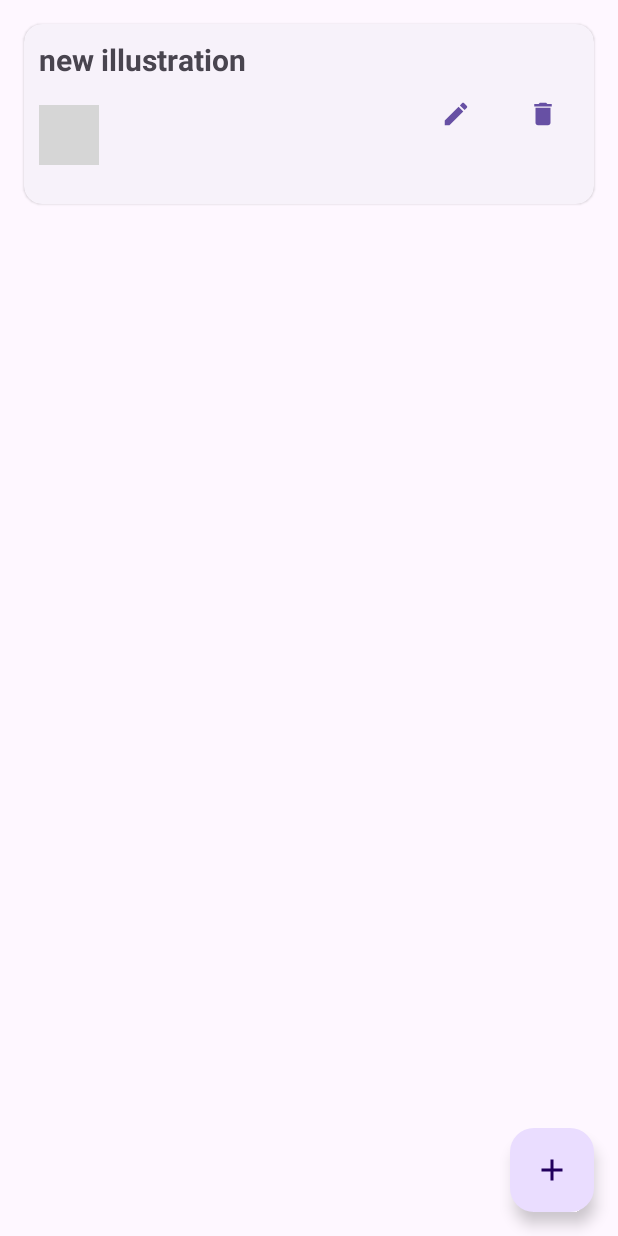
After one commit to Johnsonoxr/ClockPractice, an Android app: the IllustrationPickerFragment screen opened directly, with no data from a screen before it, on a phone screen of 412 x 824 dp. The commit adds this screen. Run offline under Robolectric (Android 15) with nearby library versions, the phone set to English and light mode, and no system bars; our stand-ins replace Dagger/Hilt's generated code; grey boxes are pictures that could not be loaded.

```diff
--- a/app/build.gradle
+++ b/app/build.gradle
@@ -58,6 +58,8 @@ dependencies {
 
     // glide
     implementation 'com.github.bumptech.glide:glide:4.12.0'
+    implementation 'androidx.navigation:navigation-fragment-ktx:2.5.2'
+    implementation 'androidx.navigation:navigation-ui-ktx:2.5.2'
 
     // room
     def room_version = '2.5.1'
--- a/app/src/main/java/com/johnson/sketchclock/MainActivity.kt
+++ b/app/src/main/java/com/johnson/sketchclock/MainActivity.kt
@@ -5,6 +5,7 @@ import android.os.Bundle
 import androidx.appcompat.app.AppCompatActivity
 import com.johnson.sketchclock.databinding.ActivityMainBinding
 import com.johnson.sketchclock.font_picker.FontPickerActivity
+import com.johnson.sketchclock.illustration_picker.IllustrationPickerActivity
 import com.johnson.sketchclock.template_picker.TemplatePickerActivity
 import dagger.hilt.android.AndroidEntryPoint
 
@@ -25,5 +26,9 @@ class MainActivity : AppCompatActivity() {
         vb.btnTemplate.setOnClickListener {
             startActivity(Intent(this, TemplatePickerActivity::class.java))
         }
+
+        vb.btnIllustration.setOnClickListener {
+            startActivity(Intent(this, IllustrationPickerActivity::class.java))
+        }
     }
 }
--- /dev/null
+++ b/app/src/main/java/com/johnson/sketchclock/common/Illustration.kt
@@ -0,0 +1,15 @@
+package com.johnson.sketchclock.common
+
+import java.io.File
+import java.io.Serializable
+
+data class Illustration(
+    val id: Int = -1,
+    val name: String,
+    val lastModified: Long = 0,
+    val rootDir: String? = null
+): Serializable {
+    fun getPath(): String {
+        return File(rootDir, "$id.png").absolutePath
+    }
+}
--- /dev/null
+++ b/app/src/main/java/com/johnson/sketchclock/illustration_picker/IllustrationPickerActivity.kt
@@ -0,0 +1,19 @@
+package com.johnson.sketchclock.illustration_picker
+
+import androidx.appcompat.app.AppCompatActivity
+import android.os.Bundle
+import androidx.activity.viewModels
+import com.johnson.sketchclock.R
+import dagger.hilt.android.AndroidEntryPoint
+
+@AndroidEntryPoint
+class IllustrationPickerActivity : AppCompatActivity() {
+
+    private val viewModel: IllustrationPickerViewModel by viewModels()
+
+    override fun onCreate(savedInstanceState: Bundle?) {
+        super.onCreate(savedInstanceState)
+        setContentView(R.layout.container_layout)
+        supportFragmentManager.beginTransaction().replace(R.id.frag_container, IllustrationPickerFragment()).commit()
+    }
+}
--- /dev/null
+++ b/app/src/main/java/com/johnson/sketchclock/illustration_picker/IllustrationPickerFragment.kt
@@ -0,0 +1,173 @@
+package com.johnson.sketchclock.illustration_picker
+
+import android.content.Context
+import android.content.Intent
+import android.os.Bundle
+import android.util.Log
+import android.view.LayoutInflater
+import android.view.View
+import android.view.ViewGroup
+import android.view.inputmethod.InputMethodManager
+import android.widget.Toast
+import androidx.appcompat.app.AlertDialog
+import androidx.fragment.app.Fragment
+import androidx.fragment.app.activityViewModels
+import androidx.lifecycle.lifecycleScope
+import androidx.recyclerview.widget.DiffUtil
+import androidx.recyclerview.widget.LinearLayoutManager
+import androidx.recyclerview.widget.RecyclerView
+import com.bumptech.glide.Glide
+import com.johnson.sketchclock.common.Illustration
+import com.johnson.sketchclock.databinding.DialogEdittextBinding
+import com.johnson.sketchclock.databinding.FragmentFontPickerBinding
+import com.johnson.sketchclock.databinding.ItemIllustrationBinding
+import com.johnson.sketchclock.illustration_canvas.IllustrationCanvasActivity
+import com.johnson.sketchclock.repository.illustration.IllustrationRepository
+import dagger.hilt.android.AndroidEntryPoint
+import kotlinx.coroutines.delay
+import kotlinx.coroutines.flow.collectLatest
+import kotlinx.coroutines.launch
+import javax.inject.Inject
+
+@AndroidEntryPoint
+class IllustrationPickerFragment : Fragment() {
+
+    @Inject
+    lateinit var illustrationRepository: IllustrationRepository
+
+    private lateinit var vb: FragmentFontPickerBinding
+
+    private val viewModel: IllustrationPickerViewModel by activityViewModels()
+
+    override fun onViewCreated(view: View, savedInstanceState: Bundle?) {
+
+        vb.rv.layoutManager = LinearLayoutManager(context, LinearLayoutManager.VERTICAL, false)
+        val adapter = IllustrationAdapter()
+        vb.rv.adapter = adapter
+
+        lifecycleScope.launch {
+            illustrationRepository.getIllustrations().collectLatest {
+                adapter.illustrations = it
+            }
+        }
+
+        vb.fab.setOnClickListener {
+            viewModel.onEvent(IllustrationPickerEvent.AddIllustration(Illustration(name = "new illustration")))
+        }
+    }
+
+    override fun onCreateView(inflater: LayoutInflater, container: ViewGroup?, savedInstanceState: Bundle?): View {
+        return FragmentFontPickerBinding.inflate(inflater, container, false).apply { vb = this }.root
+    }
+
+    private inner class IllustrationAdapter : RecyclerView.Adapter<IllustrationAdapter.ViewHolder>() {
+        var illustrations: List<Illustration> = emptyList()
+            set(value) {
+                DiffUtil.calculateDiff(DiffCallback(field, value)).dispatchUpdatesTo(this)
+                field = value
+            }
+
+        override fun onCreateViewHolder(parent: ViewGroup, viewType: Int): ViewHolder {
+            return ViewHolder(ItemIllustrationBinding.inflate(LayoutInflater.from(parent.context), parent, false))
+        }
+
+        override fun onBindViewHolder(holder: ViewHolder, position: Int) {
+            holder.bind(illustrations[position])
+        }
+
+        override fun getItemCount(): Int {
+            return illustrations.size
+        }
+
+        inner class ViewHolder(val vb: ItemIllustrationBinding) : RecyclerView.ViewHolder(vb.root), View.OnClickListener {
+
+            private val illustration: Illustration
+                get() = illustrations[adapterPosition]
+
+            init {
+                vb.ivEdit.setOnClickListener(this)
+                vb.ivDelete.setOnClickListener(this)
+                vb.tvName.setOnClickListener(this)
+                vb.root.setOnClickListener(this)
+            }
+
+            fun bind(illustration: Illustration) {
+                vb.tvName.text = illustration.name
+                Glide.with(vb.root).apply {
+                    load(illustration.getPath()).into(vb.ivPreview)
+                }
+            }
+
+            override fun onClick(v: View) {
+                when (v) {
+                    vb.root -> {
+                        Toast.makeText(context, "Illustration: ${illustration.name}", Toast.LENGTH_SHORT).show()
+                    }
+
+                    vb.ivEdit -> {
+                        startActivity(Intent(context, IllustrationCanvasActivity::class.java).apply {
+                            putExtra(IllustrationCanvasActivity.KEY_ILLUSTRATION, illustration)
+                        })
+                    }
+
+                    vb.ivDelete -> {
+                        viewModel.onEvent(IllustrationPickerEvent.RemoveIllustration(illustration))
+                    }
+
+                    vb.tvName -> {
+                        val ctx = context ?: return
+                        val dialogVb = DialogEdittextBinding.inflate(layoutInflater)
+
+                        AlertDialog.Builder(ctx)
+                            .setTitle("Rename Illustration")
+                            .setView(dialogVb.root)
+                            .setPositiveButton(android.R.string.ok) { _, _ ->
+                                val newName = dialogVb.etText.text?.toString()?.trim()
+                                if (newName.isNullOrEmpty()) {
+                                    Log.d("IllustrationPickerFragment", "newName is null or empty")
+                                    Toast.makeText(ctx, "Illustration name cannot be empty", Toast.LENGTH_SHORT).show()
+                                    return@setPositiveButton
+                                }
+                                viewModel.onEvent(IllustrationPickerEvent.UpdateIllustration(illustration.copy(name = newName)))
+                            }
+                            .setNegativeButton(android.R.string.cancel, null)
+                            .create()
+                            .show()
+
+                        dialogVb.etText.setText(illustration.name)
+                        dialogVb.etText.selectAll()
+                        dialogVb.etText.requestFocus()
+
+                        lifecycleScope.launch {
+                            delay(300)
+                            val imm = ctx.getSystemService(Context.INPUT_METHOD_SERVICE) as InputMethodManager
+                            imm.showSoftInput(dialogVb.etText, InputMethodManager.SHOW_IMPLICIT)
+                        }
+                    }
+
+                    else -> Unit
+                }
+            }
+        }
+    }
+
+    private class DiffCallback(private val oldList: List<Illustration>, private val newList: List<Illustration>) : DiffUtil.Callback() {
+        override fun getOldListSize(): Int {
+            return oldList.size
+        }
+
+        override fun getNewListSize(): Int {
+            return newList.size
+        }
+
+        override fun areItemsTheSame(oldItemPosition: Int, newItemPosition: Int): Boolean {
+            return oldList[oldItemPosition].id == newList[newItemPosition].id
+        }
+
+        override fun areContentsTheSame(oldItemPosition: Int, newItemPosition: Int): Boolean {
+            return oldList[oldItemPosition].id == newList[newItemPosition].id
+                    && oldList[oldItemPosition].lastModified == newList[newItemPosition].lastModified
+                    && oldList[oldItemPosition].name == newList[newItemPosition].name
+        }
+    }
+}
--- /dev/null
+++ b/app/src/main/java/com/johnson/sketchclock/repository/illustration/IllustrationRepository.kt
@@ -0,0 +1,12 @@
+package com.johnson.sketchclock.repository.illustration
+
+import com.johnson.sketchclock.common.Illustration
+import kotlinx.coroutines.flow.StateFlow
+
+interface IllustrationRepository {
+    fun getIllustrations(): StateFlow<List<Illustration>>
+    suspend fun getIllustrationById(id: Int): Illustration?
+    suspend fun getIllustrationByName(name: String): Illustration?
+    suspend fun upsertIllustration(illustration: Illustration): Int
+    suspend fun deleteIllustration(illustration: Illustration)
+}
--- /dev/null
+++ b/app/src/main/res/layout/item_illustration.xml
@@ -0,0 +1,55 @@
+<?xml version="1.0" encoding="utf-8"?>
+<com.google.android.material.card.MaterialCardView xmlns:android="http://schemas.android.com/apk/res/android"
+    xmlns:app="http://schemas.android.com/apk/res-auto"
+    android:layout_width="match_parent"
+    android:layout_margin="16dp"
+    style="?attr/materialCardViewElevatedStyle"
+    android:layout_height="120dp">
+
+    <androidx.constraintlayout.widget.ConstraintLayout
+        android:layout_width="match_parent"
+        android:layout_height="match_parent"
+        android:padding="10dp">
+
+        <TextView
+            android:id="@+id/tvName"
+            android:layout_width="wrap_content"
+            android:layout_height="wrap_content"
+            android:text="TextView"
+            android:textSize="20sp"
+            android:textStyle="bold"
+            app:layout_constraintStart_toStartOf="parent"
+            app:layout_constraintTop_toTopOf="parent" />
+
+        <ImageView
+            android:id="@+id/ivPreview"
+            android:layout_width="40dp"
+            android:layout_height="40dp"
+            app:layout_constraintBottom_toBottomOf="parent"
+            app:layout_constraintStart_toStartOf="parent"
+            app:layout_constraintTop_toBottomOf="@+id/tvName" />
+
+        <Button
+            android:id="@+id/ivEdit"
+            style="?attr/materialIconButtonStyle"
+            android:layout_width="wrap_content"
+            android:layout_height="wrap_content"
+            android:layout_marginEnd="10dp"
+            app:icon="@drawable/item_edit"
+            app:layout_constraintBottom_toBottomOf="parent"
+            app:layout_constraintEnd_toStartOf="@+id/ivDelete"
+            app:layout_constraintTop_toTopOf="parent" />
+
+        <Button
+            android:id="@+id/ivDelete"
+            style="?attr/materialIconButtonStyle"
+            android:layout_width="wrap_content"
+            android:layout_height="wrap_content"
+            app:icon="@drawable/item_delete"
+            app:layout_constraintBottom_toBottomOf="parent"
+            app:layout_constraintEnd_toEndOf="parent"
+            app:layout_constraintTop_toTopOf="parent" />
+
+    </androidx.constraintlayout.widget.ConstraintLayout>
+
+</com.google.android.material.card.MaterialCardView>
```
Also changed, not shown: app/src/main/AndroidManifest.xml (+9 -7 lines), app/src/main/java/com/johnson/sketchclock/common/ControlView.kt (+9 -28 lines), app/src/main/java/com/johnson/sketchclock/di/AppModule.kt (+8 -0 lines), app/src/main/java/com/johnson/sketchclock/illustration_canvas/IllustrationCanvasActivity.kt (added, +64 -0 lines), app/src/main/java/com/johnson/sketchclock/illustration_picker/IllustrationPickerEvent.kt (added, +9 -0 lines), app/src/main/java/com/johnson/sketchclock/illustration_picker/IllustrationPickerViewModel.kt (added, +35 -0 lines), app/src/main/java/com/johnson/sketchclock/repository/illustration/IllustrationRepositoryImpl.kt (added, +98 -0 lines), app/src/main/res/layout/activity_illustration_canvas.xml (added, +20 -0 lines), app/src/main/res/layout/activity_main.xml (+12 -2 lines).
